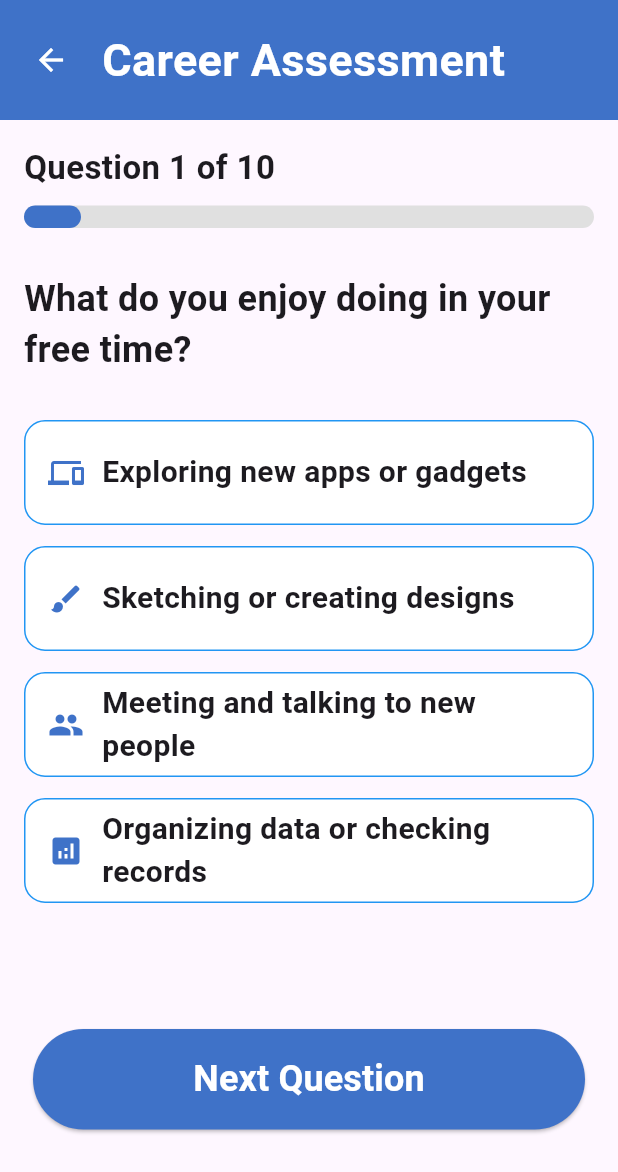
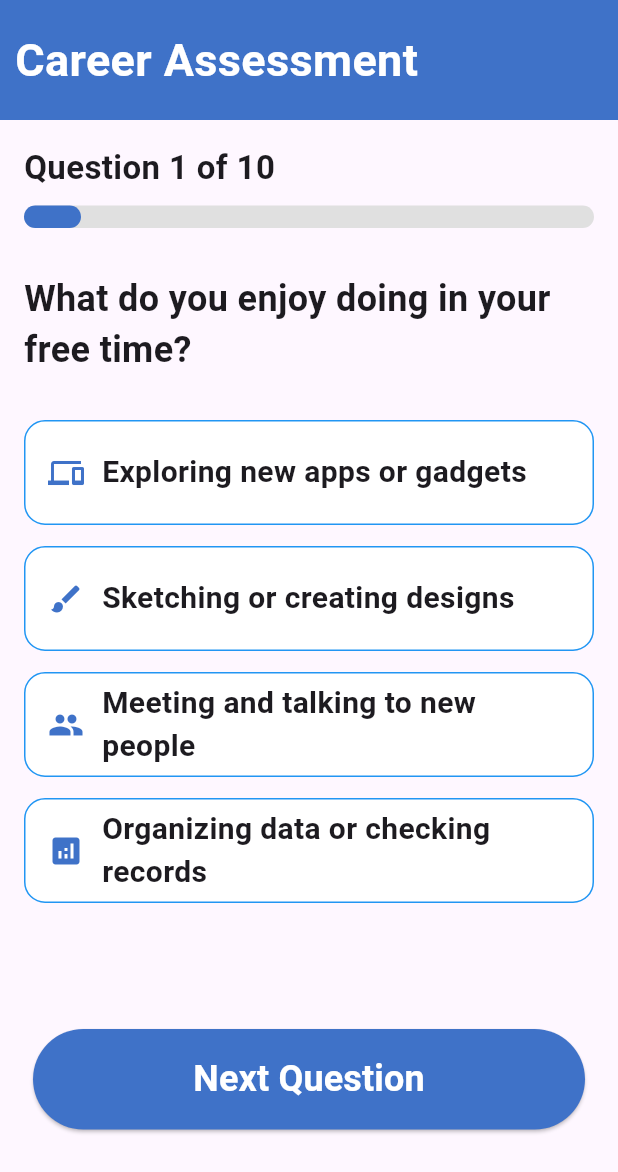
Before and after one commit to Amansarfraz/career_advisor, a Flutter app: the CareerAssessmentScreen screen opened by its route, on a phone screen of 412 x 824 dp. Shown: the top 1172 px of the screen. Run offline on Flutter 3.47's test engine with Material 3 defaults, Android fonts, the phone set to English and light mode, and no system bars.

Commit message:
first commit

```diff
--- a/lib/screens/career_assessment_screen.dart
+++ b/lib/screens/career_assessment_screen.dart
@@ -165,15 +165,14 @@ class _CareerAssessmentScreenState extends State<CareerAssessmentScreen> {
               color: const Color(0xff3F72C8),
               child: Row(
                 children: [
-                  const SizedBox(width: 10),
+                  // const SizedBox(width: 10),
 
-                  IconButton(
-                    icon: const Icon(Icons.arrow_back, color: Colors.white),
-                    onPressed: () {
-                      Navigator.pop(context);
-                    },
-                  ),
-
+                  // IconButton(
+                  //   icon: const Icon(Icons.arrow_back, color: Colors.white),
+                  //   onPressed: () {
+                  //     Navigator.pop(context);
+                  //   },
+                  // ),
                   const SizedBox(width: 10),
 
                   const Text(
```
